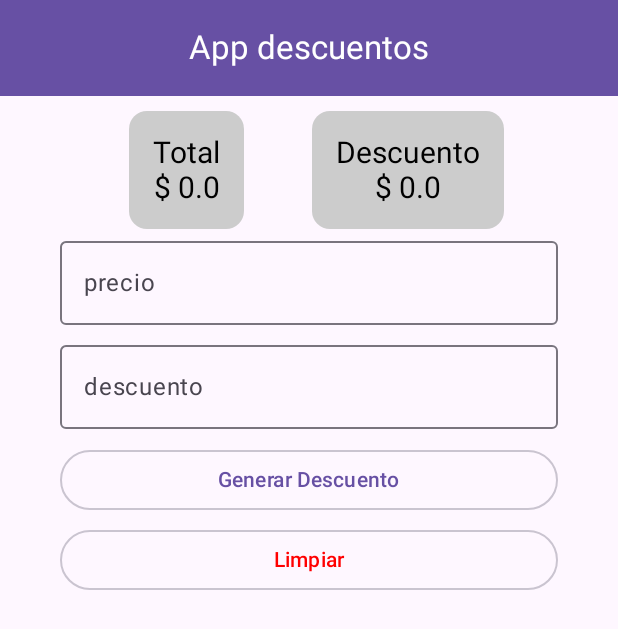
After one commit to helmut1996/DescuentosApp, an Android app built with Jetpack Compose: the composable HomeView2 shown on its own in the app's theme, on a phone screen of 412 x 824 dp. The commit adds this screen. Shown: the top 629 px of the screen. Run offline under Robolectric (Android 15) with nearby library versions, the phone set to English and light mode, and no system bars; 1 statement that could not run was skipped.

Commit message:
Implementando los 3 metodos usados para view model

```diff
--- /dev/null
+++ b/app/src/main/java/com/example/descuentosapp/view/HomeView2.kt
@@ -0,0 +1,89 @@
+@file:OptIn(ExperimentalMaterial3Api::class)
+
+package com.example.descuentosapp.view
+
+import android.annotation.SuppressLint
+import androidx.compose.foundation.layout.Column
+import androidx.compose.foundation.layout.PaddingValues
+import androidx.compose.foundation.layout.fillMaxSize
+import androidx.compose.foundation.layout.padding
+import androidx.compose.material3.CenterAlignedTopAppBar
+import androidx.compose.material3.ExperimentalMaterial3Api
+import androidx.compose.material3.MaterialTheme
+import androidx.compose.material3.Scaffold
+import androidx.compose.material3.Text
+import androidx.compose.material3.TopAppBarDefaults
+import androidx.compose.runtime.Composable
+import androidx.compose.ui.Alignment
+import androidx.compose.ui.Modifier
+import androidx.compose.ui.graphics.Color
+import androidx.compose.ui.unit.dp
+import com.example.descuentosapp.components.Alert
+import com.example.descuentosapp.components.MainButton
+import com.example.descuentosapp.components.MainTextField
+import com.example.descuentosapp.components.SpaceH
+import com.example.descuentosapp.components.SpaceW
+import com.example.descuentosapp.components.TowCards
+import com.example.descuentosapp.viewmodel.CalcularViewModel2
+
+@SuppressLint("UnusendMaterial3ScaffoldPaddingParameter")
+@Composable
+fun HomeView2(viewModel2: CalcularViewModel2) {
+    Scaffold(topBar = {
+        CenterAlignedTopAppBar(
+            title = {
+                Text(
+                    text = "App descuentos",
+                    color = Color.White
+                )
+            },
+            colors = TopAppBarDefaults.centerAlignedTopAppBarColors(
+                containerColor = MaterialTheme.colorScheme.primary
+            )
+        )
+    }) {
+        HomeViewContent2(it,viewModel2)
+    }
+}
+
+
+@Composable
+fun HomeViewContent2(paddingValues: PaddingValues,viewModel2: CalcularViewModel2) {
+    Column(
+        modifier = Modifier
+            .padding(paddingValues)
+            .padding(10.dp)
+            .fillMaxSize(),
+        //  verticalArrangement = Arrangement.Center,
+        horizontalAlignment = Alignment.CenterHorizontally
+    ) {
+
+
+        TowCards(
+            title = "Total",
+            number1 = viewModel2.precioTotal,
+            title2 = "Descuento",
+            number2 = viewModel2.precioDescuento
+        )
+        MainTextField(value = viewModel2.precio, onValueChange = { viewModel2.onValue(it, "precio") }, label = "precio")
+        SpaceH()
+        MainTextField(value = viewModel2.descuento, onValueChange = { viewModel2.onValue(it,"descuento") }, label = "descuento")
+        SpaceH(10.dp)
+        MainButton(text = "Generar Descuento") {
+
+                viewModel2.Calcular()
+        }
+        SpaceW()
+        MainButton(text = "Limpiar", color = Color.Red) {
+            viewModel2.limpiar()
+        }
+
+        if (viewModel2.showAlert) {
+            Alert(title = "Alerta",
+                message = "Escriba Precio y Descuento",
+                comfirmText = "Aceptar",
+                onConfirmClick = { viewModel2.cancelAlert() }) { }
+        }
+    }
+
+}
--- a/app/src/main/java/com/example/descuentosapp/viewmodel/CalcularViewModel2.kt
+++ b/app/src/main/java/com/example/descuentosapp/viewmodel/CalcularViewModel2.kt
@@ -1,4 +1,79 @@
 package com.example.descuentosapp.viewmodel
 
-class CalcularViewModel2 {
+import androidx.compose.runtime.getValue
+import androidx.compose.runtime.mutableDoubleStateOf
+import androidx.compose.runtime.mutableStateOf
+import androidx.compose.runtime.setValue
+import androidx.lifecycle.ViewModel
+
+class CalcularViewModel2: ViewModel() {
+
+
+
+    //metodo1 para caturar el dato del formumalario
+//    fun onValuePrecio(value: String){
+//        precio = value
+//    }
+//    fun onValueDescuento(value: String){
+//        descuento = value
+//    }
+
+    var precio by mutableStateOf("")
+    private set
+
+
+    var descuento by mutableStateOf("")
+        private set
+
+    //metodo2 para caturar el dato del formumalario
+    fun onValue(value:String, text:String){
+        when(text){
+            "precio"-> precio= value
+            "descuento" -> descuento = value
+        }
+    }
+
+    var precioDescuento by mutableDoubleStateOf(0.0)
+        private set
+
+    var precioTotal by mutableDoubleStateOf(0.0)
+        private set
+
+    var showAlert by mutableStateOf(false)
+        private set
+
+
+
+    fun Calcular(){
+
+
+        if (precio != "" && descuento != "") {
+
+            precioDescuento = calcularPrecio(precio.toDouble(), descuento.toDouble())
+            precioTotal = calcularDescuento(precio = precio.toDouble(), descuento = descuento.toDouble())
+        } else {
+            showAlert = true
+        }
+    }
+
+    private fun calcularPrecio(precio: Double, descuento: Double): Double {
+        val result = precio - calcularDescuento(precio, descuento)
+        return kotlin.math.round(result * 100) / 100.0
+    }
+
+    private fun calcularDescuento(precio: Double, descuento: Double): Double {
+        val result = precio * (1 - descuento / 100)
+        return kotlin.math.round(result * 100) / 100.0
+    }
+
+    fun limpiar(){
+        precio = ""
+        descuento = ""
+        precioDescuento = 0.0
+        precioTotal = 0.0
+    }
+
+    fun cancelAlert(){
+        showAlert = false
+    }
 }
```
Also changed, not shown: app/src/main/java/com/example/descuentosapp/MainActivity.kt (+7 -2 lines), app/src/main/java/com/example/descuentosapp/model/CalcularState.kt (added, +9 -0 lines), app/src/main/java/com/example/descuentosapp/view/HomeView3.kt (added, +88 -0 lines), app/src/main/java/com/example/descuentosapp/viewmodel/CalcularViewModel3.kt (+62 -1 lines).
